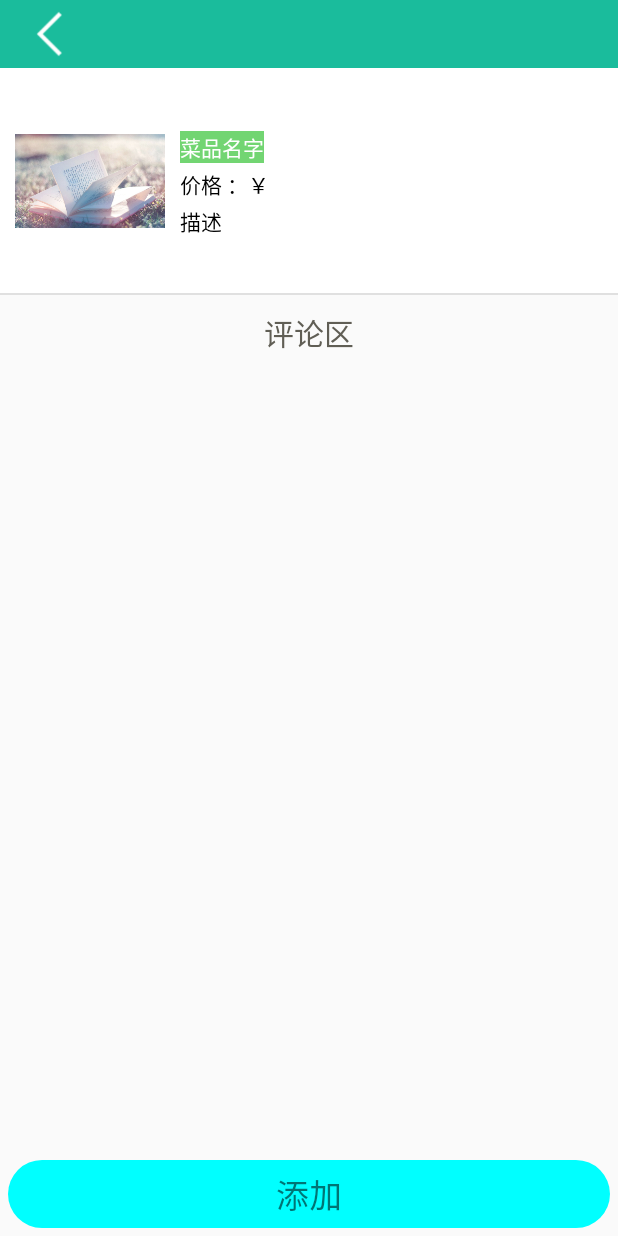
After one commit to imu-yangyuan/Food, an Android app: the AddFoodActivity screen opened directly, with no data from a screen before it, on a phone screen of 412 x 824 dp. The commit adds this screen. Run offline under Robolectric (Android 15) with nearby library versions, the phone set to English and light mode, and no system bars; our stand-ins replace CircleImageView; 2 statements that could not run were skipped.

Commit message:
添加菜品界面

```diff
--- a/app/src/main/AndroidManifest.xml
+++ b/app/src/main/AndroidManifest.xml
@@ -25,6 +25,10 @@
         <activity
             android:name=".UI.FoodDetailActivity"
             android:label="@string/title_activity_food_detail"
+            android:theme="@style/AppTheme.NoActionBar" />
+        <activity
+            android:name=".UI.AddFoodActivity"
+            android:label="@string/title_activity_add_food"
             android:theme="@style/AppTheme.NoActionBar"></activity>
     </application>
 
--- /dev/null
+++ b/app/src/main/java/com/yuqian/food/UI/AddFoodActivity.java
@@ -0,0 +1,31 @@
+package com.yuqian.food.UI;
+
+import android.os.Bundle;
+import android.support.design.widget.FloatingActionButton;
+import android.support.design.widget.Snackbar;
+import android.support.v7.app.AppCompatActivity;
+import android.support.v7.widget.Toolbar;
+import android.view.View;
+
+import com.yuqian.food.R;
+
+public class AddFoodActivity extends AppCompatActivity {
+
+    @Override
+    protected void onCreate(Bundle savedInstanceState) {
+        super.onCreate(savedInstanceState);
+        setContentView(R.layout.activity_add_food);
+        Toolbar toolbar = (Toolbar) findViewById(R.id.toolbar);
+        setSupportActionBar(toolbar);
+
+        FloatingActionButton fab = (FloatingActionButton) findViewById(R.id.fab);
+        fab.setOnClickListener(new View.OnClickListener() {
+            @Override
+            public void onClick(View view) {
+                Snackbar.make(view, "Replace with your own action", Snackbar.LENGTH_LONG)
+                        .setAction("Action", null).show();
+            }
+        });
+    }
+
+}
--- /dev/null
+++ b/app/src/main/res/layout/activity_add_food.xml
@@ -0,0 +1,121 @@
+<?xml version="1.0" encoding="utf-8"?>
+<RelativeLayout xmlns:android="http://schemas.android.com/apk/res/android"
+    android:layout_width="match_parent"
+    android:layout_height="match_parent">
+    <LinearLayout xmlns:android="http://schemas.android.com/apk/res/android"
+        android:orientation="vertical"
+        android:id="@+id/line1"
+        android:layout_width="match_parent"
+        android:layout_height="wrap_content">
+        <include
+            android:id="@+id/titleBar"
+            android:layout_alignParentTop="true"
+            layout="@layout/title_bar"
+            android:layout_height="45dp"
+            android:layout_width="match_parent"/>
+        <LinearLayout
+            android:layout_width="match_parent"
+            android:background="#ffffff"
+            android:orientation="horizontal"
+            android:layout_height="wrap_content"
+            >
+
+            <ImageView
+                android:id="@+id/food_list_item_food_img"
+                android:layout_width="120dip"
+                android:layout_height="150dip"
+                android:padding="10dp"
+                android:src="@drawable/userimage"/>
+            <LinearLayout android:layout_width="match_parent" android:layout_height="wrap_content"
+                android:orientation="vertical">
+                <RelativeLayout android:layout_width="match_parent"
+                    android:paddingLeft="10dp"
+                    android:layout_height="wrap_content">
+
+
+                    <TextView android:layout_width="wrap_content" android:layout_height="wrap_content"
+                        android:id="@+id/oldbook_listview_username"
+                        android:textSize="18dp"
+                        android:textColor="@color/black"
+                        android:text=""
+                        android:gravity="center"
+                        android:layout_centerVertical="true"
+                        android:paddingTop="5dp"
+                        android:layout_alignParentLeft="true"
+                        android:layout_marginTop="10dp"/>
+
+                    <TextView android:layout_width="20dp" android:layout_height="20dp"
+                        android:layout_centerInParent="true"
+                        android:layout_alignParentRight="true"
+                        android:text=""
+                        android:textSize="13dp"
+                        android:layout_marginRight="30dp"
+                        android:id="@+id/oldbook_listview_tv_sex"
+                        android:textColor="@color/white"/>
+                </RelativeLayout>
+                <TextView
+                    android:id="@+id/food_list_item_foodname"
+                    android:layout_centerHorizontal="true"
+
+                    android:layout_width="wrap_content"
+                    android:layout_height="wrap_content"
+                    android:maxLines="1"
+                    android:layout_marginTop="3px"
+                    android:text="菜品名字"
+                    android:textColor="@color/white"
+                    android:background="#72d572"
+                    android:textSize="14sp"/>
+
+                <TextView
+                    android:id="@+id/food_list_item_foodprice"
+                    android:layout_marginTop="5px"
+                    android:layout_centerHorizontal="true"
+                    android:layout_width="wrap_content"
+                    android:layout_height="wrap_content"
+                    android:maxLines="1"
+                    android:textColor="@color/black"
+                    android:text="价格 ：￥"
+                    android:textSize="14sp"/>
+                <TextView
+                    android:id="@+id/food_list_item_food_describe"
+                    android:layout_marginTop="5px"
+                    android:layout_centerHorizontal="true"
+                    android:layout_width="wrap_content"
+                    android:layout_height="wrap_content"
+                    android:maxLines="5"
+                    android:textColor="@color/black"
+                    android:text="描述"
+                    android:textSize="14sp"/>
+
+            </LinearLayout>
+
+            <View android:layout_width="match_parent"
+                android:layout_alignParentBottom="true"
+                android:layout_height="1dp"
+                android:background="@color/dark_grey"/>
+
+        </LinearLayout>
+        <View android:layout_width="match_parent" android:layout_height="1dp"
+            android:background="#e0e0e0"/>
+        <TextView android:layout_width="match_parent"
+            android:text="评论区"
+            android:textColor="#605e55"
+            android:gravity="center"
+            android:textSize="20dp"
+            android:layout_height="50dp"/>
+
+    </LinearLayout>
+    <TextView
+        android:id="@+id/btn_comment_food"
+        android:layout_alignParentBottom="true"
+        android:gravity="center"
+        android:textSize="22sp"
+        android:text="添加"
+        android:layout_height="45dp"
+        android:background="@drawable/textview_style"
+        android:layout_marginLeft="5dp"
+        android:layout_marginRight="5dp"
+        android:layout_marginBottom="5dp"
+        android:layout_width="match_parent"
+        />
+</RelativeLayout>
--- a/app/src/main/res/values/strings.xml
+++ b/app/src/main/res/values/strings.xml
@@ -6,4 +6,5 @@
     <string name="title_activity_food">FoodActivity</string>
     <string name="title_activity_food_list">FoodListActivity</string>
     <string name="title_activity_food_detail">FoodDetailActivity</string>
+    <string name="title_activity_add_food">AddFoodActivity</string>
 </resources>
```
Also changed, not shown: app/src/main/res/drawable/comment_bottem_button.xml (added, +18 -0 lines), app/src/main/res/layout/upoldbookactivity.xml (added, +102 -0 lines), app/src/main/res/drawable/upphoto.jpg (added).
